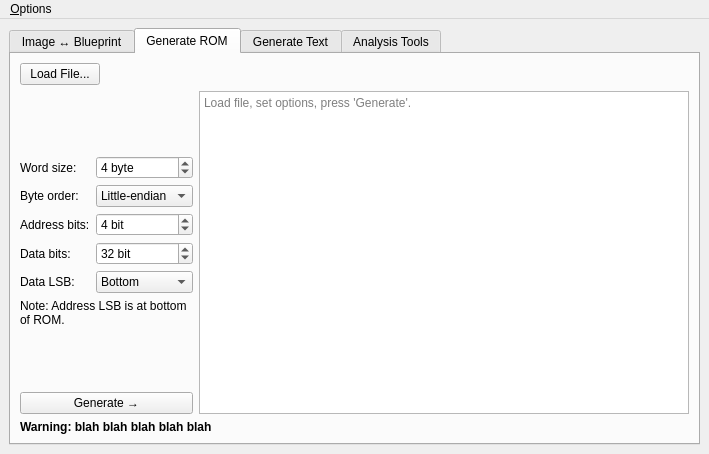
First picture: the form in mainwindow.ui, repository JC3/vcbtool, before the edit.
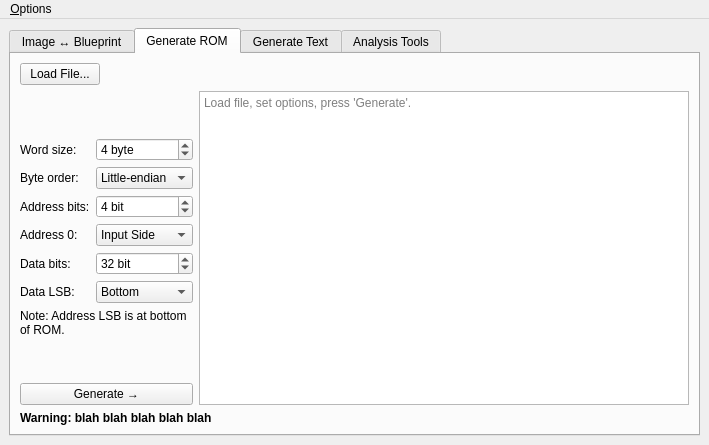
Second picture: the form after the edit. The open tabs and pages were chosen to show the change. Custom widgets are drawn as their Qt base class.

Commit message: selectable address order for rom

Patch:
```diff
--- a/mainwindow.ui
+++ b/mainwindow.ui
@@ -7,7 +7,7 @@
     <x>0</x>
     <y>0</y>
     <width>709</width>
-    <height>454</height>
+    <height>445</height>
    </rect>
   </property>
   <property name="windowTitle">
@@ -18,7 +18,7 @@
     <item row="1" column="0">
      <widget class="QTabWidget" name="tabWidget">
       <property name="currentIndex">
-       <number>2</number>
+       <number>1</number>
       </property>
       <widget class="QWidget" name="tabConvert">
        <attribute name="title">
@@ -150,20 +150,25 @@
         </item>
         <item row="2" column="0">
          <layout class="QGridLayout" name="gridLayout_2">
-          <item row="3" column="1">
-           <widget class="QSpinBox" name="spnROMDataBits">
-            <property name="suffix">
-             <string> bit</string>
+          <item row="4" column="0">
+           <widget class="QLabel" name="label_6">
+            <property name="text">
+             <string>Data bits:</string>
             </property>
-            <property name="minimum">
-             <number>1</number>
-            </property>
-            <property name="maximum">
-             <number>64</number>
-            </property>
-            <property name="value">
-             <number>32</number>
-            </property>
+           </widget>
+          </item>
+          <item row="5" column="1">
+           <widget class="QComboBox" name="cbROMDataLSB">
+            <item>
+             <property name="text">
+              <string>Bottom</string>
+             </property>
+            </item>
+            <item>
+             <property name="text">
+              <string>Top</string>
+             </property>
+            </item>
            </widget>
           </item>
           <item row="0" column="1">
@@ -182,6 +187,13 @@
             </property>
            </widget>
           </item>
+          <item row="5" column="0">
+           <widget class="QLabel" name="label_9">
+            <property name="text">
+             <string>Data LSB:</string>
+            </property>
+           </widget>
+          </item>
           <item row="1" column="0">
            <widget class="QLabel" name="label_4">
             <property name="text">
@@ -206,10 +218,19 @@
             </item>
            </widget>
           </item>
-          <item row="0" column="0">
-           <widget class="QLabel" name="label_3">
-            <property name="text">
-             <string>Word size:</string>
+          <item row="2" column="1">
+           <widget class="QSpinBox" name="spnROMAddrBits">
+            <property name="suffix">
+             <string> bit</string>
+            </property>
+            <property name="minimum">
+             <number>1</number>
+            </property>
+            <property name="maximum">
+             <number>32</number>
+            </property>
+            <property name="value">
+             <number>4</number>
             </property>
            </widget>
           </item>
@@ -220,46 +241,46 @@
             </property>
            </widget>
           </item>
-          <item row="2" column="1">
-           <widget class="QSpinBox" name="spnROMAddrBits">
-            <property name="suffix">
-             <string> bit</string>
-            </property>
-            <property name="minimum">
-             <number>1</number>
-            </property>
-            <property name="maximum">
-             <number>32</number>
-            </property>
-            <property name="value">
-             <number>4</number>
-            </property>
-           </widget>
-          </item>
-          <item row="3" column="0">
-           <widget class="QLabel" name="label_6">
+          <item row="0" column="0">
+           <widget class="QLabel" name="label_3">
             <property name="text">
-             <string>Data bits:</string>
-            </property>
-           </widget>
-          </item>
-          <item row="4" column="0">
-           <widget class="QLabel" name="label_9">
-            <property name="text">
-             <string>Data LSB:</string>
+             <string>Word size:</string>
             </property>
            </widget>
           </item>
           <item row="4" column="1">
-           <widget class="QComboBox" name="cbROMDataLSB">
+           <widget class="QSpinBox" name="spnROMDataBits">
+            <property name="suffix">
+             <string> bit</string>
+            </property>
+            <property name="minimum">
+             <number>1</number>
+            </property>
+            <property name="maximum">
+             <number>64</number>
+            </property>
+            <property name="value">
+             <number>32</number>
+            </property>
+           </widget>
+          </item>
+          <item row="3" column="0">
+           <widget class="QLabel" name="label_10">
+            <property name="text">
+             <string>Address 0:</string>
+            </property>
+           </widget>
+          </item>
+          <item row="3" column="1">
+           <widget class="QComboBox" name="cbAddress0">
             <item>
              <property name="text">
-              <string>Bottom</string>
+              <string>Input Side</string>
              </property>
             </item>
             <item>
              <property name="text">
-              <string>Top</string>
+              <string>Far Side</string>
              </property>
             </item>
            </widget>
```
The commit also changes 3 other files.
